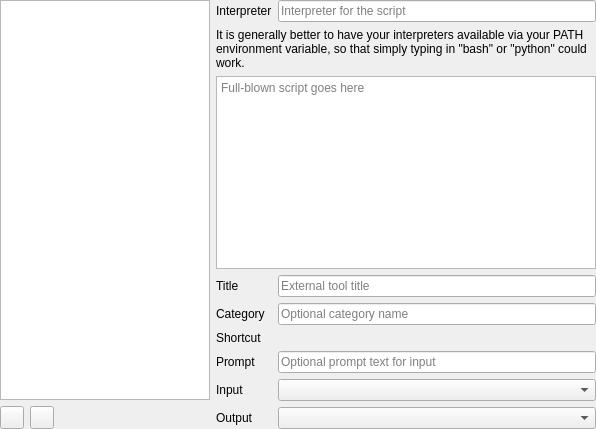
Above: src/gui/settings/settingsexternaltools.ui from martinrotter/textosaurus before the change. Below: the same form after it.
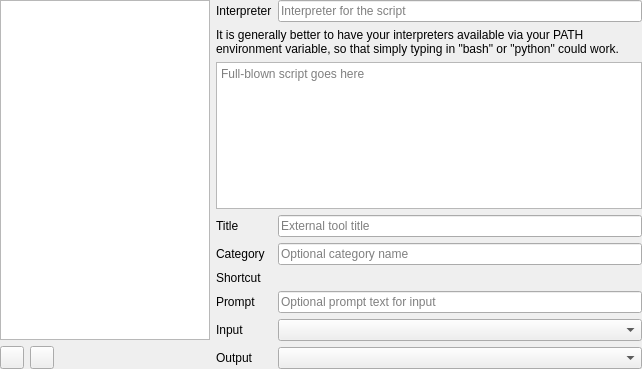
That is the form after the change. Custom widgets are drawn as their Qt base class.

Diff of the .ui file:
```diff
--- a/src/gui/settings/settingsexternaltools.ui
+++ b/src/gui/settings/settingsexternaltools.ui
@@ -6,8 +6,8 @@
    <rect>
     <x>0</x>
     <y>0</y>
-    <width>596</width>
-    <height>429</height>
+    <width>642</width>
+    <height>369</height>
    </rect>
   </property>
   <layout class="QHBoxLayout" name="horizontalLayout_2">
```
